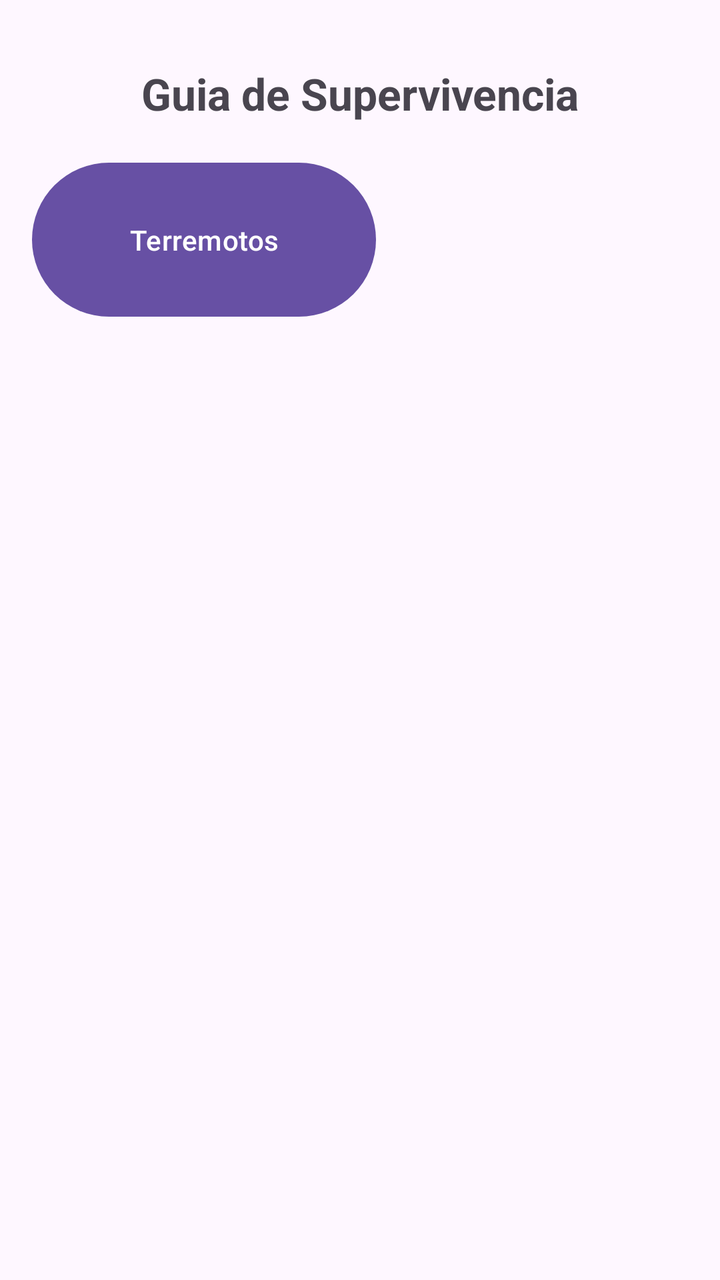
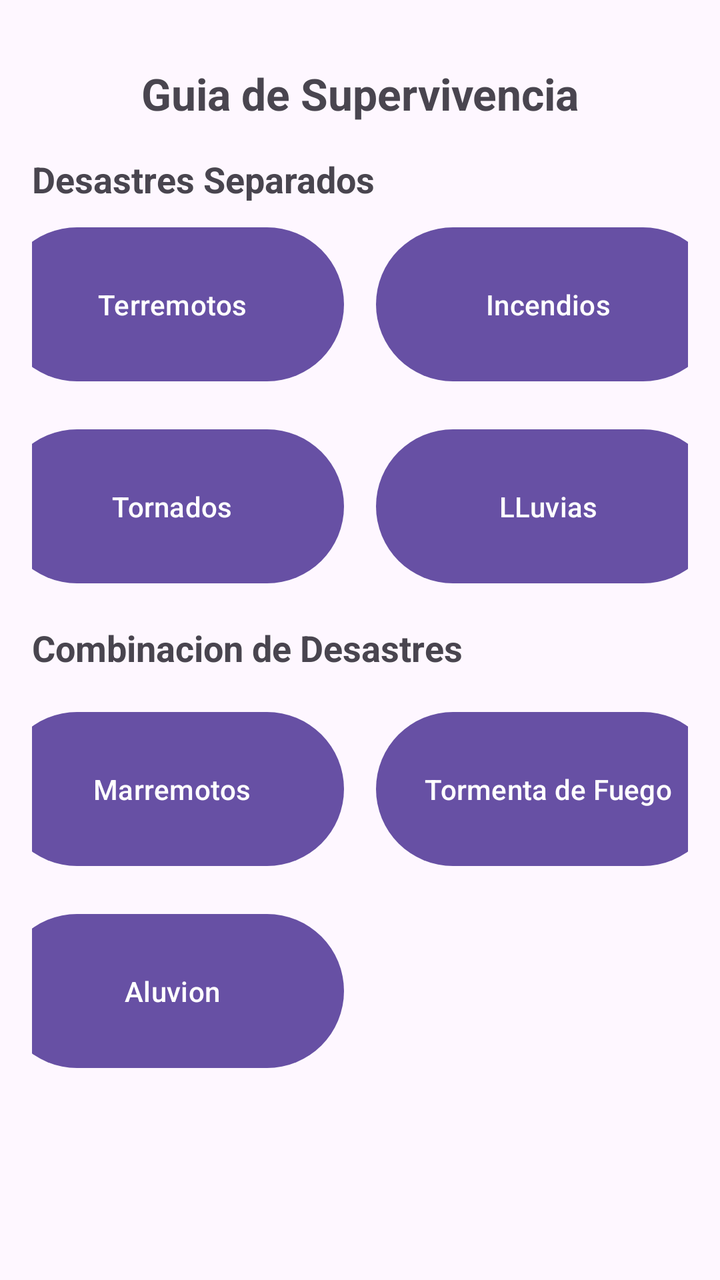

The first picture is an Android layout as it rendered before a commit; the second is the same layout after the commit. The layout source and the unified diff follow.
<!-- AndroidManifest.xml: application theme Theme.MyApp -->
<!-- res/layout/activity_main.xml -->
<?xml version="1.0" encoding="utf-8"?>
<androidx.constraintlayout.widget.ConstraintLayout
    xmlns:android="http://schemas.android.com/apk/res/android"
    xmlns:app="http://android.com"
    xmlns:tools="http://android.com"
    xmlns:tools2="http://schemas.android.com/tools"
    android:id="@+id/main"
    android:layout_width="match_parent"
    android:layout_height="match_parent"
    tools:context=".MainActivity">

    <LinearLayout
        android:layout_width="match_parent"
        android:layout_height="wrap_content"
        android:orientation="vertical"
        android:padding="16dp"
        tools2:ignore="MissingConstraints"
        tools2:layout_editor_absoluteX="0dp"
        tools2:layout_editor_absoluteY="7dp">


        <TextView
            android:id="@+id/txtTituloPrincipal"
            android:layout_width="match_parent"
            android:layout_height="wrap_content"
            android:layout_marginTop="16dp"
            android:layout_marginBottom="16dp"
            android:gravity="center"
            android:text="@string/TXT_Guías_de_supervivencia"
            android:textAlignment="center"
            android:textSize="22sp"
            android:textStyle="bold" />

        <Button
            android:id="@+id/boton_Terremotos"
            android:layout_width="172dp"
            android:layout_height="85dp"
            android:layout_gravity="start"
            android:text="@string/Txt_Terremotos" />


    </LinearLayout>

</androidx.constraintlayout.widget.ConstraintLayout>
<!-- resources referenced by this layout -->
<resources>
  <string name="Txt_Terremotos">Terremotos</string>
  <style name="Theme.MyApp" parent="Base.Theme.MyApp" />
  <style name="Base.Theme.MyApp" parent="Theme.Material3.DayNight.NoActionBar">
          
          
      </style>
</resources>

<!-- the commit's change to res/layout/activity_main.xml (unified diff, before → after) -->
@@ -1,44 +1,152 @@
 <?xml version="1.0" encoding="utf-8"?>
 <androidx.constraintlayout.widget.ConstraintLayout
     xmlns:android="http://schemas.android.com/apk/res/android"
-    xmlns:app="http://android.com"
-    xmlns:tools="http://android.com"
-    xmlns:tools2="http://schemas.android.com/tools"
+    xmlns:app="http://schemas.android.com/apk/res-auto"
+    xmlns:tools="http://schemas.android.com/tools"
     android:id="@+id/main"
     android:layout_width="match_parent"
     android:layout_height="match_parent"
     tools:context=".MainActivity">
 
-    <LinearLayout
+
+    <ScrollView
         android:layout_width="match_parent"
-        android:layout_height="wrap_content"
-        android:orientation="vertical"
-        android:padding="16dp"
-        tools2:ignore="MissingConstraints"
-        tools2:layout_editor_absoluteX="0dp"
-        tools2:layout_editor_absoluteY="7dp">
+        android:layout_height="match_parent"
+        app:layout_constraintBottom_toBottomOf="parent"
+        app:layout_constraintEnd_toEndOf="parent"
+        app:layout_constraintStart_toStartOf="parent"
+        app:layout_constraintTop_toTopOf="parent">
 
 
-        <TextView
-            android:id="@+id/txtTituloPrincipal"
+        <LinearLayout
             android:layout_width="match_parent"
             android:layout_height="wrap_content"
-            android:layout_marginTop="16dp"
-            android:layout_marginBottom="16dp"
-            android:gravity="center"
-            android:text="@string/TXT_Guías_de_supervivencia"
-            android:textAlignment="center"
-            android:textSize="22sp"
-            android:textStyle="bold" />
-
-        <Button
-            android:id="@+id/boton_Terremotos"
-            android:layout_width="172dp"
-            android:layout_height="85dp"
-            android:layout_gravity="start"
-            android:text="@string/Txt_Terremotos" />
+            android:orientation="vertical"
+            android:padding="16dp"
+            tools:ignore="MissingConstraints"
+            tools:layout_editor_absoluteX="0dp"
+            tools:layout_editor_absoluteY="7dp">
 
 
-    </LinearLayout>
+            <TextView
+                android:id="@+id/TituloPrincipal"
+                android:layout_width="match_parent"
+                android:layout_height="wrap_content"
+                android:layout_marginTop="16dp"
+                android:layout_marginBottom="16dp"
+                android:gravity="center"
+                android:text="@string/TXT_Guías_de_supervivencia"
+                android:textAlignment="center"
+                android:textSize="22sp"
+                android:textStyle="bold" />
 
+
+            <TextView
+                android:layout_width="match_parent"
+                android:layout_height="wrap_content"
+                android:text="@string/Txt_Desastres_Unicos"
+                android:textSize="18sp"
+                android:textStyle="bold"
+                android:layout_marginBottom="8dp"/>
+
+            
+            <LinearLayout
+                android:layout_width="match_parent"
+                android:layout_height="wrap_content"
+                android:orientation="horizontal"
+                android:gravity="center_horizontal"
+                android:layout_marginBottom="16dp"> 
+
+                <Button
+                    android:id="@+id/boton_Terremotos"
+                    android:layout_width="172dp"
+                    android:layout_height="85dp"
+                    android:text="@string/Txt_Terremotos"
+                    android:layout_marginEnd="8dp"/> 
+
+                <Button
+                    android:id="@+id/boton_Incendios"
+                    android:layout_width="172dp"
+                    android:layout_height="85dp"
+                    android:text="@string/Txt_Desastre_Incendio"
+                    android:layout_marginStart="8dp"/>
+            </LinearLayout>
+
+            
+            <LinearLayout
+                android:layout_width="match_parent"
+                android:layout_height="wrap_content"
+                android:orientation="horizontal"
+                android:gravity="center_horizontal"
+                android:layout_marginBottom="16dp"> 
+
+                <Button
+                    android:id="@+id/boton_Tornados"
+                    android:layout_width="172dp"
+                    android:layout_height="85dp"
+                    android:text="@string/Txt_Tornados"
+                    android:layout_marginEnd="8dp"/> 
+
+                <Button
+                    android:id="@+id/boton_Lluvias"
+                    android:layout_width="172dp"
+                    android:layout_height="85dp"
+                    android:text="@string/Txt_LLuvias"
+                    android:layout_marginStart="8dp"/> 
+            </LinearLayout>
+
+
+            <TextView
+                android:layout_width="match_parent"
+                android:layout_height="wrap_content"
+                android:text="@string/Txt_Desastres_Fusionados"
+                android:textSize="18sp"
+                android:textStyle="bold"
+                android:layout_marginBottom="16dp"/>
+
+            <LinearLayout
+                android:layout_width="match_parent"
+                android:layout_height="wrap_content"
+                android:orientation="horizontal"
+                android:gravity="center_horizontal">
+
+                <Button
+                    android:id="@+id/boton_Maremotos"
+                    android:layout_width="172dp"
+                    android:layout_height="85dp"
+                    android:text="@string/Txt_Desastre_Marremoto"
+                    android:layout_marginEnd="8dp"/>
+
+
+                <Button
+                    android:id="@+id/boton_Tormenta_Fuego"
+                    android:layout_width="172dp"
+                    android:layout_height="85dp"
+                    android:layout_marginStart="8dp"
+                    android:text="@string/Txt_Tormenta_de_FUEGOO" />
+            </LinearLayout>
+
+            <LinearLayout
+                android:layout_width="match_parent"
+                android:layout_height="wrap_content"
+                android:layout_marginTop="16dp"
+                android:gravity="center_horizontal"
+                android:orientation="horizontal">
+
+                <Button
+                    android:id="@+id/Aluvion"
+                    android:layout_width="172dp"
+                    android:layout_height="85dp"
+                    android:layout_marginEnd="8dp"
+                    android:text="@string/txt_Aluvion" />
+
+                <Space
+                    android:layout_width="172dp"
+                    android:layout_height="85dp"
+                    android:layout_marginStart="8dp"/>
+
+            </LinearLayout>
+
+        </LinearLayout>
+    </ScrollView>
 </androidx.constraintlayout.widget.ConstraintLayout>
<!-- resource entries referenced after the edit -->
@@ -1,6 +1,14 @@
 <!-- resources referenced by this layout -->
 <resources>
+  <string name="Txt_Desastre_Incendio">Incendios</string>
+  <string name="Txt_Desastre_Marremoto">Marremotos</string>
+  <string name="Txt_Desastres_Fusionados">Combinacion de Desastres</string>
+  <string name="Txt_Desastres_Unicos">Desastres Separados</string>
+  <string name="Txt_LLuvias">LLuvias</string>
   <string name="Txt_Terremotos">Terremotos</string>
+  <string name="Txt_Tormenta_de_FUEGOO">Tormenta de Fuego</string>
+  <string name="Txt_Tornados">Tornados</string>
+  <string name="txt_Aluvion">Aluvion</string>
   <style name="Theme.MyApp" parent="Base.Theme.MyApp" />
   <style name="Base.Theme.MyApp" parent="Theme.Material3.DayNight.NoActionBar">
           
